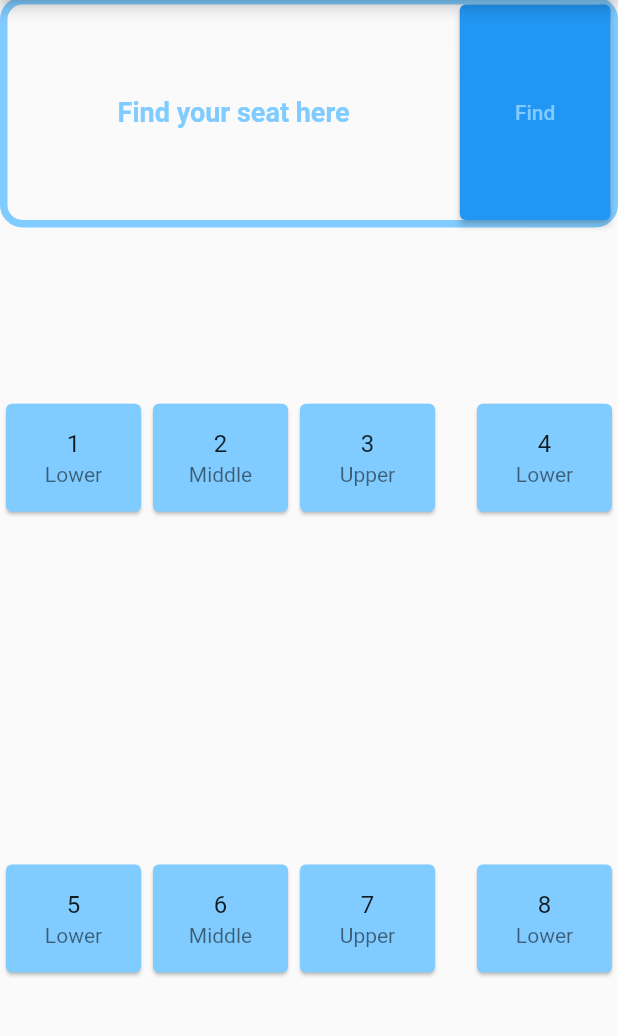
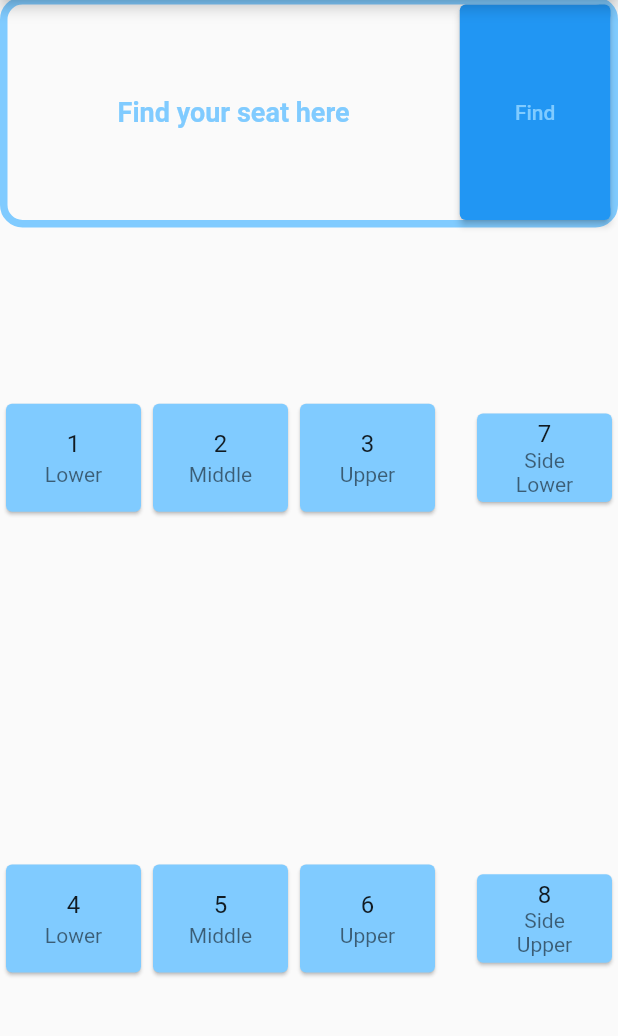
Before and after one commit to shivanshu814/Cruv-DakshVasudev, a Flutter app: the screen it shows after launch, on a phone screen of 412 x 824 dp, the part 87-1123 px from its top. Run offline on Flutter 3.47's test engine with Material 2 defaults, Android fonts, the phone set to English and light mode, and no system bars.

Commit message:
Update main.dart

```diff
--- a/lib/main.dart
+++ b/lib/main.dart
@@ -93,7 +93,7 @@ class App extends StatelessWidget {
                 ),
                 SizedBox(width: 20,),
                 Expanded(
-                  child: ReuasbleCard(seatn: 4, seatpos: 'Lower'),
+                  child: ReuasbleCard(seatn: 7, seatpos: 'Side Lower'),
                 ),
               ],
               ),
@@ -103,17 +103,17 @@ class App extends StatelessWidget {
               child: Row(
                 children: [
                   Expanded(
-                    child: ReuasbleCard(seatn: 5, seatpos: 'Lower'),
+                    child: ReuasbleCard(seatn: 4, seatpos: 'Lower'),
                   ),
                   Expanded(
-                    child: ReuasbleCard(seatn: 6, seatpos: 'Middle'),
+                    child: ReuasbleCard(seatn: 5, seatpos: 'Middle'),
                   ),
                   Expanded(
-                    child: ReuasbleCard(seatn: 7, seatpos: 'Upper'),
+                    child: ReuasbleCard(seatn: 6, seatpos: 'Upper'),
                   ),
                   SizedBox(width: 20,),
                   Expanded(
-                    child: ReuasbleCard(seatn: 8, seatpos: 'Lower'),
+                    child: ReuasbleCard(seatn: 8, seatpos: 'Side Upper'),
                   ),
                 ],
               ),
```
